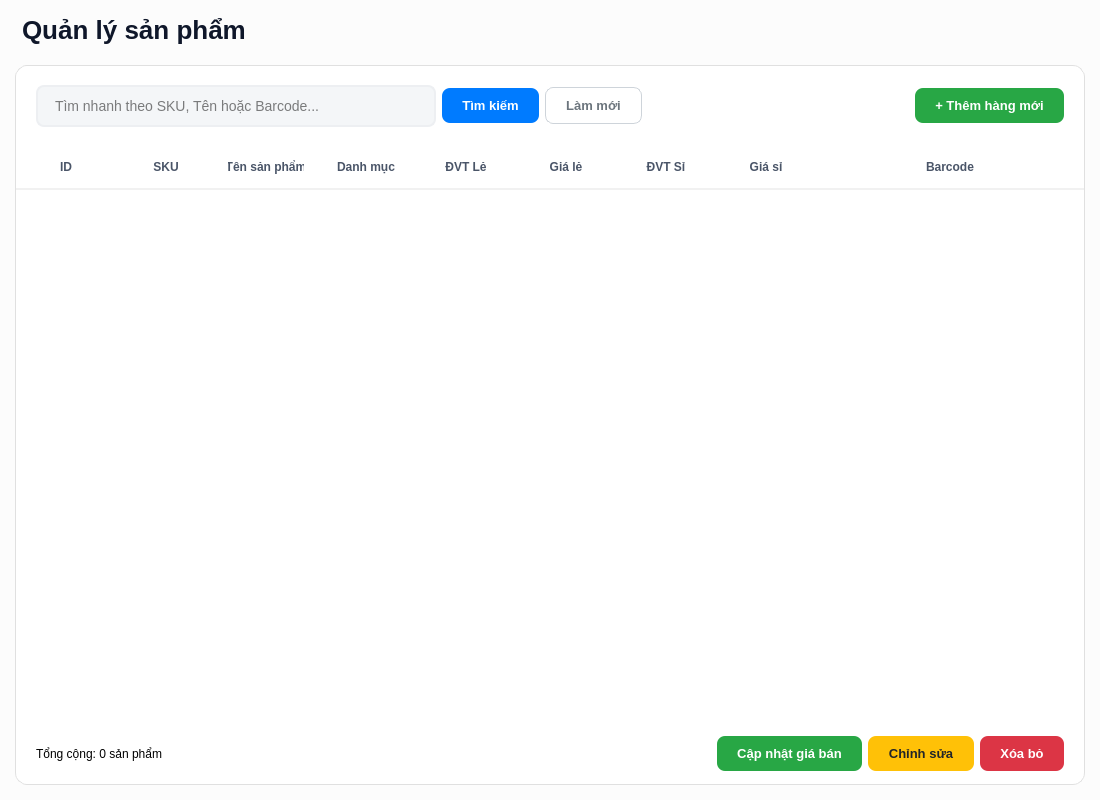
First picture: the form in app/modules/product/ui/views/product_management.ui, repository minhtoan3131/stationpos-python-coursework-basic, before the edit.
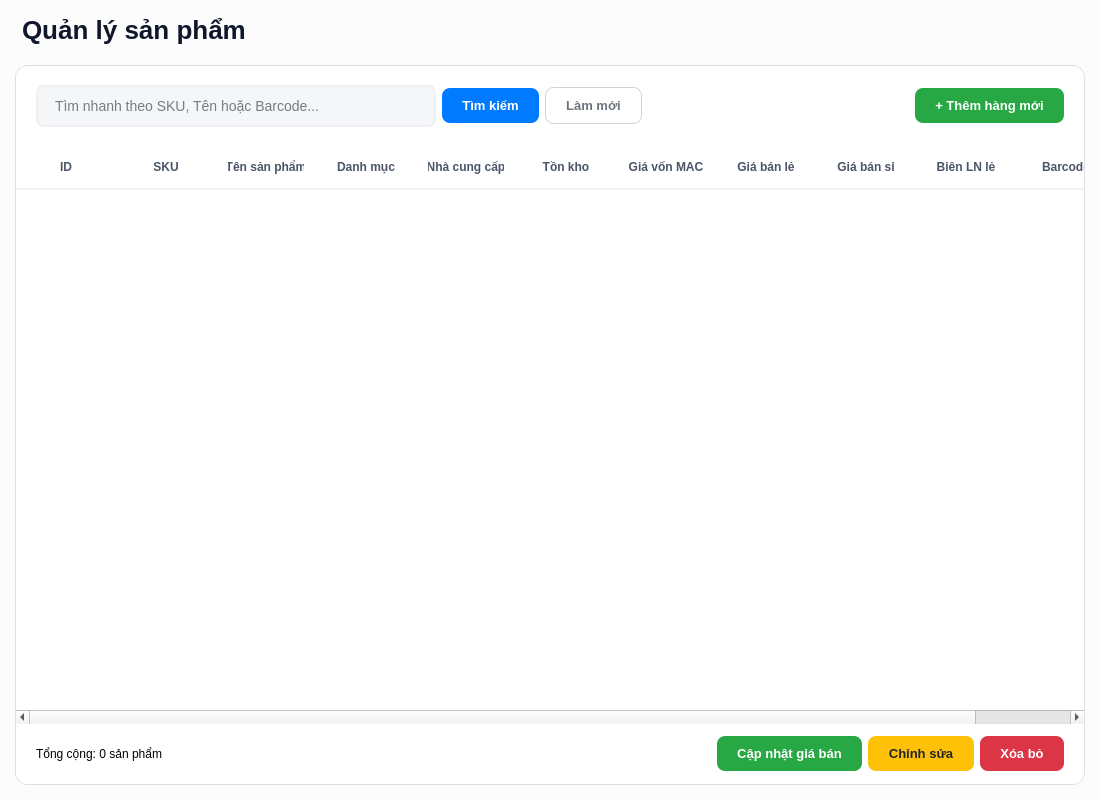
Second picture: the form after the edit.

Commit message: feat(product): rebuild management table with dynamic margin rules and layout safety

Patch:
```diff
--- a/app/modules/product/ui/views/product_management.ui
+++ b/app/modules/product/ui/views/product_management.ui
@@ -233,22 +233,32 @@
         </column>
         <column>
          <property name="text">
-          <string>ĐVT Lẻ</string>
+          <string>Nhà cung cấp</string>
          </property>
         </column>
         <column>
          <property name="text">
-          <string>Giá lẻ</string>
+          <string>Tồn kho</string>
          </property>
         </column>
         <column>
          <property name="text">
-          <string>ĐVT Sỉ</string>
+          <string>Giá vốn MAC</string>
          </property>
         </column>
         <column>
          <property name="text">
-          <string>Giá sỉ</string>
+          <string>Giá bán lẻ</string>
+         </property>
+        </column>
+        <column>
+         <property name="text">
+          <string>Giá bán sỉ</string>
+         </property>
+        </column>
+        <column>
+         <property name="text">
+          <string>Biên LN lẻ</string>
          </property>
         </column>
         <column>
```
The commit also changes 8 other files.
